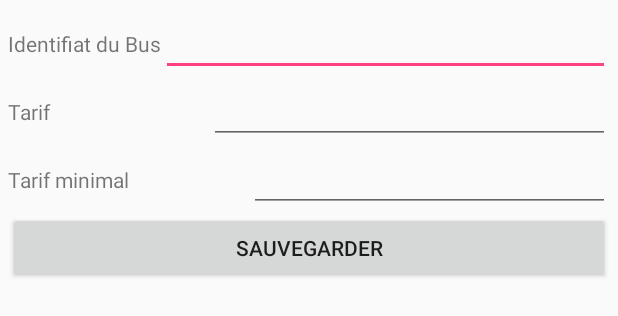
After one commit to MedjahdiKaram/Erkeb.Bus, an Android app: the layout activity_configure.xml on its own in the app's theme, with its tools: preview values and no code run, on a phone screen of 412 x 824 dp. The commit adds this screen. Shown: the top 316 px of the screen. Run offline under Robolectric (Android 15) with nearby library versions, the phone set to English and light mode, and no system bars.

Commit message:
added configuration service with proper mechanisme to save config and first startup. The first e2e test succeeded

```diff
--- a/app/build.gradle
+++ b/app/build.gradle
@@ -21,13 +21,15 @@ android {
 dependencies {
 
     implementation fileTree(dir: 'libs', include: ['*.jar'])
-    implementation 'com.android.support:appcompat-v7:28.0.0-alpha3'
+    //noinspection GradleCompatible
+    implementation 'com.android.support:appcompat-v7:27.0.0'
     implementation 'com.android.support.constraint:constraint-layout:1.1.2'
     implementation 'com.google.firebase:firebase-database:11.8.0'
     implementation 'com.fasterxml.jackson.core:jackson-databind:2.8.5'
     implementation 'com.fasterxml.jackson.core:jackson-core:2.8.5'
     implementation 'com.fasterxml.jackson.core:jackson-annotations:2.8.5'
 
+    implementation 'com.android.support:design:28.0.0-alpha3'
     testImplementation 'junit:junit:4.12'
     androidTestImplementation 'com.android.support.test:runner:1.0.2'
     androidTestImplementation 'com.android.support.test.espresso:espresso-core:3.0.2'
--- /dev/null
+++ b/app/src/main/res/layout/activity_configure.xml
@@ -0,0 +1,105 @@
+<?xml version="1.0" encoding="utf-8"?>
+<android.support.constraint.ConstraintLayout xmlns:android="http://schemas.android.com/apk/res/android"
+    xmlns:app="http://schemas.android.com/apk/res-auto"
+    xmlns:tools="http://schemas.android.com/tools"
+    android:layout_width="match_parent"
+    android:layout_height="match_parent"
+    tools:context=".ConfigureActivity">
+
+    <LinearLayout
+        android:layout_width="match_parent"
+        android:layout_height="match_parent"
+        android:gravity="top"
+        android:orientation="vertical"
+        android:padding="5dp">
+
+        <LinearLayout
+            android:layout_width="match_parent"
+            android:layout_height="wrap_content"
+            android:layout_gravity="top"
+            android:gravity="top"
+            android:orientation="horizontal">
+
+            <TextView
+                android:id="@+id/busIdView"
+                android:layout_width="wrap_content"
+                android:layout_height="wrap_content"
+
+
+                android:gravity="left|center_vertical"
+                android:text="Identifiat du Bus" />
+
+            <EditText
+                android:id="@+id/busIdTxt"
+                android:layout_width="match_parent"
+                android:layout_height="wrap_content"
+                android:layout_weight="10"
+                android:ems="10"
+                android:inputType="textPersonName" />
+        </LinearLayout>
+
+        <LinearLayout
+            android:layout_width="match_parent"
+            android:layout_height="wrap_content"
+            android:orientation="horizontal">
+
+            <TextView
+                android:id="@+id/textView"
+                android:layout_width="match_parent"
+                android:layout_height="wrap_content"
+                android:layout_weight="2"
+                android:gravity="left|center_vertical"
+                android:text="Tarif" />
+
+            <EditText
+                android:id="@+id/tarifTxt"
+                android:layout_width="match_parent"
+                android:layout_height="wrap_content"
+                android:layout_weight="1"
+                android:ems="10"
+                android:inputType="textPersonName" />
+        </LinearLayout>
+
+        <LinearLayout
+            android:layout_width="match_parent"
+            android:layout_height="wrap_content"
+            android:orientation="horizontal">
+
+            <TextView
+                android:id="@+id/minTarifView"
+                android:layout_width="match_parent"
+                android:layout_height="wrap_content"
+                android:layout_weight="3"
+                android:gravity="left|center_vertical"
+                android:inputType="number"
+                android:text="Tarif minimal" />
+
+
+            <EditText
+                android:id="@+id/minCompostTxt"
+                android:layout_width="match_parent"
+                android:layout_height="wrap_content"
+                android:layout_weight="2"
+                android:ems="10"
+                android:inputType="number" />
+
+        </LinearLayout>
+
+        <LinearLayout
+            android:layout_width="match_parent"
+            android:layout_height="match_parent"
+            android:layout_gravity="top"
+            android:gravity="top"
+            android:orientation="horizontal">
+
+            <Button
+                android:id="@+id/saveBtn"
+                android:layout_width="wrap_content"
+                android:layout_height="wrap_content"
+                android:layout_weight="1"
+                android:text="Sauvegarder" />
+        </LinearLayout>
+
+    </LinearLayout>
+
+</android.support.constraint.ConstraintLayout>
--- /dev/null
+++ b/app/src/main/res/values/dimens.xml
@@ -0,0 +1,3 @@
+<resources>
+    <dimen name="fab_margin">16dp</dimen>
+</resources>
--- a/app/src/main/res/values/strings.xml
+++ b/app/src/main/res/values/strings.xml
@@ -1,8 +1,11 @@
 <resources>
     <string name="app_name">Erkeb.Bus</string>
+    <string name="sql_database_name">@string/app_name</string>
     <string name="sql_table_collection__compost_name">Compost</string>
     <string name="sql_table_collection__card_name">Card</string>
     <string name="sql_query_card_table_creation">CREATE TABLE Card (id INTEGER PRIMARY KEY AUTOINCREMENT,hashKey TEXT, cardId TEXT, creationRecord TEXT, updateRecord TEXT, currentBalance REAL)</string>
     <string name="sql_query_compost_table_creation">CREATE TABLE Compost (id INTEGER PRIMARY KEY AUTOINCREMENT, busId TEXT, cardId TEXT,record TEXT, amount REAL)</string>
+    <string name="sql_query_config_table_creation">CREATE TABLE Config (id INTEGER PRIMARY KEY AUTOINCREMENT, busId TEXT, minimumAmountToCompost REAL,compostAmount REAL)</string>
+    <string name="title_activity_configure">ConfigureActivity</string>
 
 </resources>
--- a/app/src/main/res/values/styles.xml
+++ b/app/src/main/res/values/styles.xml
@@ -8,4 +8,13 @@
         <item name="colorAccent">@color/colorAccent</item>
     </style>
 
+    <style name="AppTheme.NoActionBar">
+        <item name="windowActionBar">false</item>
+        <item name="windowNoTitle">true</item>
+    </style>
+
+    <style name="AppTheme.AppBarOverlay" parent="ThemeOverlay.AppCompat.Dark.ActionBar" />
+
+    <style name="AppTheme.PopupOverlay" parent="ThemeOverlay.AppCompat.Light" />
+
 </resources>
```
Also changed, not shown: app/src/main/AndroidManifest.xml (+7 -2 lines), app/src/main/java/com/medjahdi/erkebbus/ConfigureActivity.java (added, +39 -0 lines), app/src/main/java/com/medjahdi/erkebbus/MainActivity.java (+45 -18 lines), app/src/main/java/com/medjahdi/erkebbus/controller/MainController.java (+22 -46 lines), app/src/main/java/com/medjahdi/erkebbus/dal/FirebaseDataContext.java (+14 -8 lines), app/src/main/java/com/medjahdi/erkebbus/dal/service/CardService.java (+19 -1 lines), app/src/main/java/com/medjahdi/erkebbus/dal/service/CompostService.java (+34 -17 lines), app/src/main/java/com/medjahdi/erkebbus/dal/service/ConfigService.java (added, +75 -0 lines), app/src/main/java/com/medjahdi/erkebbus/dal/service/ServiceBase.java (+32 -9 lines), app/src/main/java/com/medjahdi/erkebbus/models/Compost.java (+7 -6 lines), app/src/main/java/com/medjahdi/erkebbus/models/Config.java (+18 -8 lines), app/src/main/res/layout/activity_main.xml (+39 -16 lines).
